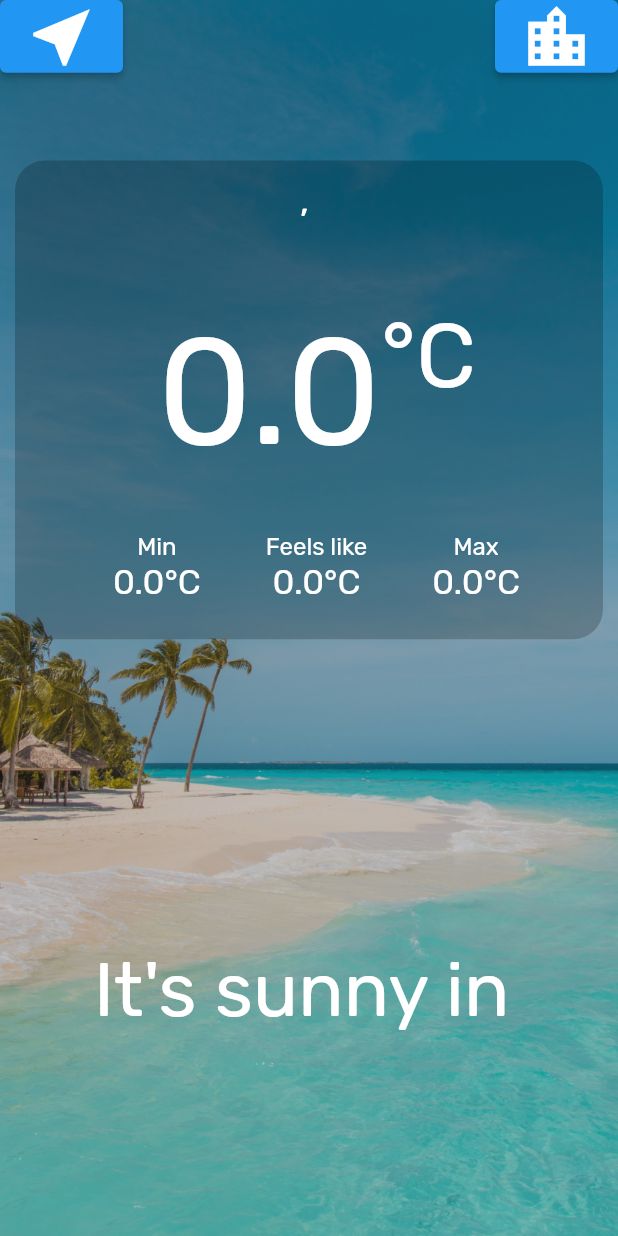
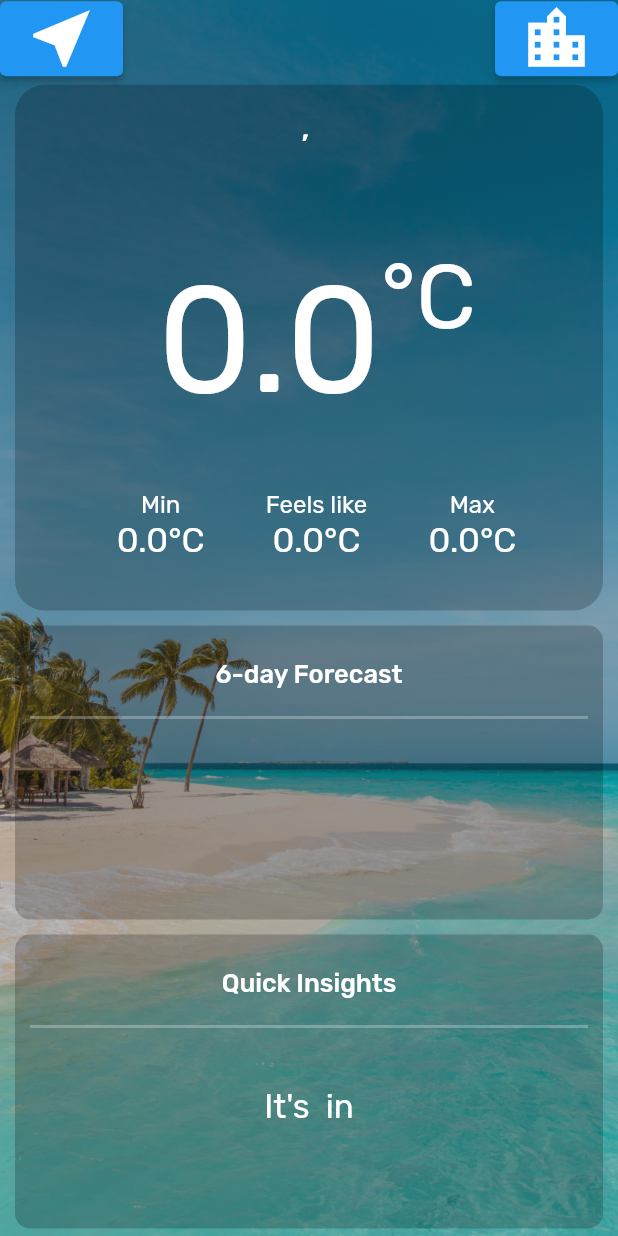
Before and after one commit to dvsu/weather-app, a Flutter app: the CityResultPage screen opened directly with empty values, on a phone screen of 412 x 824 dp. Run offline on Flutter 3.47's test engine with Material 2 defaults, Android fonts, the phone set to English and light mode, and no system bars; our stand-ins replace flutter_spinkit, geolocator; network calls fail; statements that could not run were skipped.

Commit message:
Refactor widgets

```diff
--- a/lib/pages/city_result_page.dart
+++ b/lib/pages/city_result_page.dart
@@ -1,7 +1,8 @@
 import 'package:flutter/cupertino.dart';
 import 'package:flutter/material.dart';
 import 'package:weather_app/utilities/textstyling.dart';
-import 'package:weather_app/widgets/main_temp_widget.dart';
+import 'package:weather_app/widgets/temp_widget.dart';
+import 'package:weather_app/services/weather.dart';
 
 class CityResultPage extends StatefulWidget {
   final locationWeather;
@@ -13,6 +14,7 @@ class CityResultPage extends StatefulWidget {
 }
 
 class _CityResultPageState extends State<CityResultPage> {
+  WeatherModel weatherModel = WeatherModel();
   double currentTemp = 0.0;
   double minTemp = 0.0;
   double maxTemp = 0.0;
@@ -20,6 +22,8 @@ class _CityResultPageState extends State<CityResultPage> {
   String cityName = '';
   String countryName = '';
   int weatherID = 0;
+  String weatherIcon = '';
+  String weatherMessage = '';
 
   @override
   void initState() {
@@ -28,6 +32,7 @@ class _CityResultPageState extends State<CityResultPage> {
   }
 
   void updateUIData(dynamic weatherData) {
+    setState(() {
       currentTemp = weatherData['main']['temp'];
       feelTemp = weatherData['main']['feels_like'];
       minTemp = weatherData['main']['temp_min'];
@@ -36,6 +41,9 @@ class _CityResultPageState extends State<CityResultPage> {
       cityName = weatherData['name'];
       countryName = weatherData['sys']['country'];
       weatherID = weatherData['weather'][0]['id'];
+      weatherIcon = weatherModel.getWeatherIcon(weatherID);
+      weatherMessage = weatherModel.getMessage(currentTemp.toInt());
+    });
   }
 
   @override
@@ -54,6 +62,7 @@ class _CityResultPageState extends State<CityResultPage> {
         child: SafeArea(
           child: Column(
             //mainAxisAlignment: MainAxisAlignment.center,
+            crossAxisAlignment: CrossAxisAlignment.stretch,
             children: <Widget>[
               Expanded(
                 flex: 1,
@@ -78,12 +87,8 @@ class _CityResultPageState extends State<CityResultPage> {
                 ),
               ),
               Expanded(
-                flex: 1,
-                child: Container(),
-              ),
-              Expanded(
                 flex: 7,
-                child: MainTempWidget(
+                child: MainTempWidgetLarge(
                     cityName: cityName,
                     countryName: countryName,
                     currentTemp: currentTemp,
@@ -93,16 +98,19 @@ class _CityResultPageState extends State<CityResultPage> {
               ),
               Expanded(
                 flex: 4,
-                child: Container(),
+                child: TempWidgetMedium(
+                  widgetTitle: '6-day Forecast',
+                  widgetContent: Text(''),
+                ),
               ),
               Expanded(
                 flex: 4,
-                child: Padding(
-                  padding: EdgeInsets.only(right: 10.0),
-                  child: Text(
-                    "It's sunny in $cityName",
+                child: TempWidgetMedium(
+                  widgetTitle: 'Quick Insights',
+                  widgetContent: Text(
+                    "It's $weatherIcon in $cityName\n$weatherMessage",
                     textAlign: TextAlign.center,
-                    style: kMessageTextStyle,
+                    style: weatherInsightsTextStyle,
                   ),
                 ),
               ),
--- a/lib/pages/loading_page.dart
+++ b/lib/pages/loading_page.dart
@@ -12,9 +12,6 @@ class LoadingPage extends StatefulWidget {
 }
 
 class _LoadingPageState extends State<LoadingPage> {
-  double? latitude;
-  double? longitude;
-
   @override
   void initState() {
     super.initState();
@@ -24,8 +21,8 @@ class _LoadingPageState extends State<LoadingPage> {
   void getLocationData() async {
     Location location = Location();
     await location.getCurrentLocation();
-    latitude = location.latitude;
-    longitude = location.longitude;
+    double? latitude = location.latitude;
+    double? longitude = location.longitude;
 
     var url = Uri.https('api.openweathermap.org', '/data/2.5/weather', {
       'lat': latitude?.toStringAsFixed(4),
--- /dev/null
+++ b/lib/utilities/color_palette.dart
@@ -0,0 +1,4 @@
+import 'package:flutter/material.dart';
+
+const widgetBackgroundColor = Color(0x35000000);
+const widgetDividerColor = Color(0x44ffffff);
--- a/lib/utilities/textstyling.dart
+++ b/lib/utilities/textstyling.dart
@@ -2,8 +2,8 @@ import 'package:flutter/material.dart';
 
 const locationTextStyle = TextStyle(
   fontFamily: 'Rubik',
-  fontWeight: FontWeight.w400,
-  fontSize: 25.0,
+  fontWeight: FontWeight.w500,
+  fontSize: 20.0,
 );
 
 const mainTempTextStyle = TextStyle(
@@ -36,9 +36,15 @@ const subTempUnitTextStyle = TextStyle(
   fontSize: 15.0,
 );
 
-const kMessageTextStyle = TextStyle(
+const widgetTitleTextStyle = TextStyle(
+  fontSize: 17.0,
   fontFamily: 'Rubik',
-  fontSize: 50.0,
+  fontWeight: FontWeight.w500,
+);
+
+const weatherInsightsTextStyle = TextStyle(
+  fontFamily: 'Rubik',
+  fontSize: 22.0,
 );
 
 const kButtonTextStyle = TextStyle(
--- a/lib/widgets/main_temp_widget.dart
+++ b/lib/widgets/temp_widget.dart
@@ -1,8 +1,9 @@
 import 'package:flutter/material.dart';
 import 'package:weather_app/utilities/textstyling.dart';
+import 'package:weather_app/utilities/color_palette.dart';
 
-class MainTempWidget extends StatelessWidget {
-  const MainTempWidget({
+class MainTempWidgetLarge extends StatelessWidget {
+  const MainTempWidgetLarge({
     required this.cityName,
     required this.countryName,
     required this.currentTemp,
@@ -21,14 +22,14 @@ class MainTempWidget extends StatelessWidget {
   @override
   Widget build(BuildContext context) {
     return Padding(
-      padding: const EdgeInsets.all(10.0),
+      padding: EdgeInsets.symmetric(horizontal: 10.0, vertical: 5.0),
       child: Container(
         decoration: BoxDecoration(
-          color: Color(0x35000000),
+          color: widgetBackgroundColor,
           borderRadius: BorderRadius.circular(20.0),
         ),
         child: Padding(
-          padding: const EdgeInsets.all(12.0),
+          padding: const EdgeInsets.all(17.0),
           child: Column(
             children: <Widget>[
               Expanded(
@@ -126,3 +127,51 @@ class SubTempWidget extends StatelessWidget {
     );
   }
 }
+
+class TempWidgetMedium extends StatelessWidget {
+  const TempWidgetMedium(
+      {required this.widgetTitle, required this.widgetContent});
+
+  final String widgetTitle;
+  final Widget widgetContent;
+
+  @override
+  Widget build(BuildContext context) {
+    return Padding(
+      padding: EdgeInsets.symmetric(horizontal: 10.0, vertical: 5.0),
+      child: Container(
+        decoration: BoxDecoration(
+            color: widgetBackgroundColor,
+            borderRadius: BorderRadius.circular(10.0)),
+        child: Padding(
+          padding: const EdgeInsets.all(10.0),
+          child: Column(
+            children: [
+              Expanded(
+                  flex: 3,
+                  child: Center(
+                    child: Text(
+                      widgetTitle,
+                      style: widgetTitleTextStyle,
+                    ),
+                  )),
+              Expanded(
+                flex: 1,
+                child: Divider(
+                  thickness: 2.0,
+                  color: widgetDividerColor,
+                ),
+              ),
+              Expanded(
+                flex: 8,
+                child: Center(
+                  child: widgetContent,
+                ),
+              ),
+            ],
+          ),
+        ),
+      ),
+    );
+  }
+}
```
Lines whose indentation alone changed are shown as unchanged.
